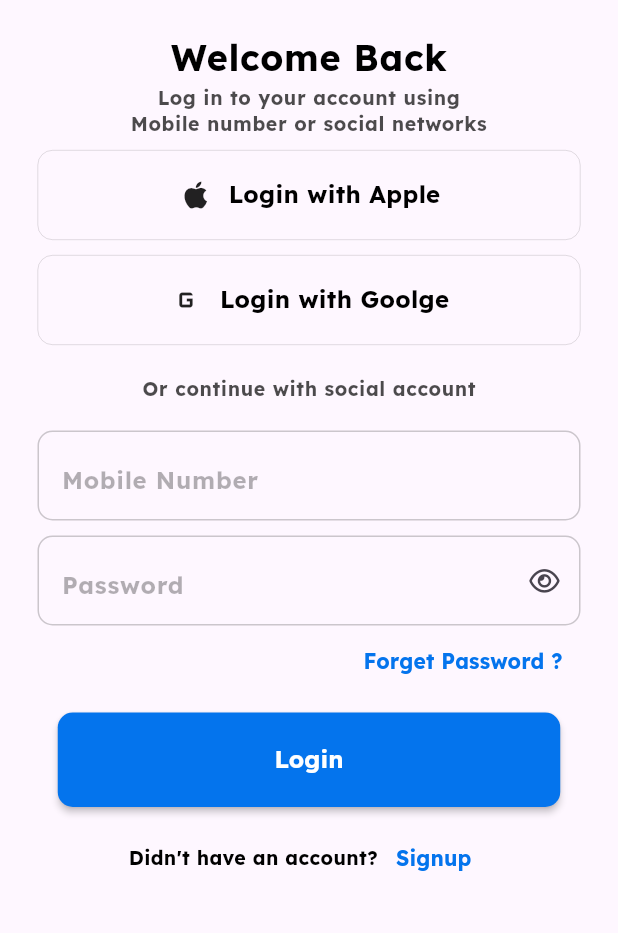
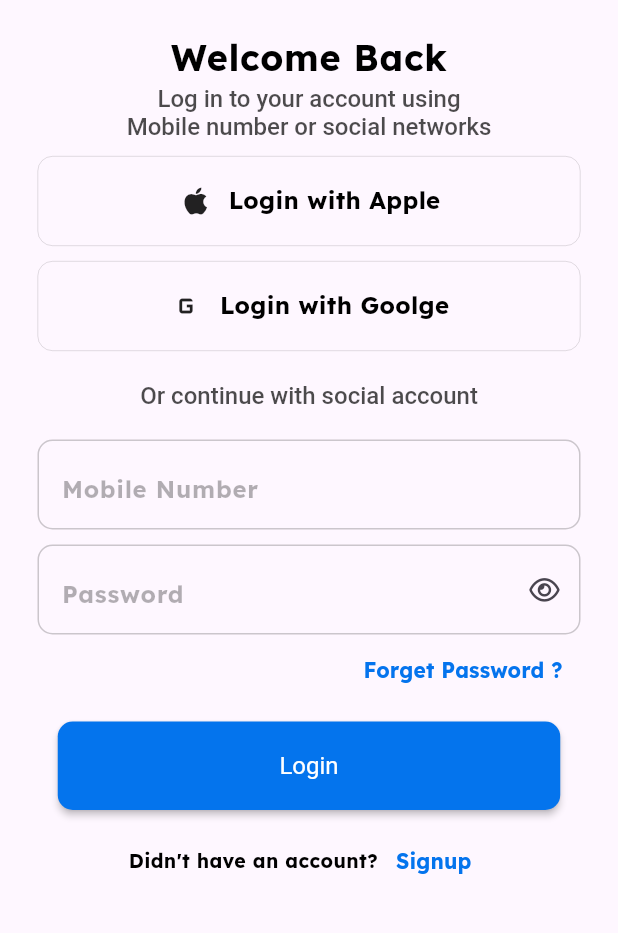
Before and after one commit to ghaith-churfi/Home-service-app, a Flutter app: the screen it shows after launch, after a tap on "Next", after a tap on "skip", on a phone screen of 412 x 824 dp, the part 150-1083 px from its top. Run offline on Flutter 3.47's test engine with Material 3 defaults, Android fonts, the phone set to English and light mode, and no system bars; our stand-ins replace another_flutter_splash_screen, dio, font_awesome_flutter, get, pin_code_fields.

Commit message:
Improve_Performance

```diff
--- a/lib/main.dart
+++ b/lib/main.dart
@@ -3,7 +3,7 @@ import 'package:get/get_navigation/src/root/get_material_app.dart';
 import 'package:home_service/view/splash_screen_view/splash_screen_view.dart';
 
 void main() {
-  runApp(MyApp());
+  runApp(const MyApp());
 }
 
 class MyApp extends StatelessWidget {
@@ -17,17 +17,20 @@ class MyApp extends StatelessWidget {
             textTheme: TextTheme(
                 labelMedium: TextStyle(
                     color: Colors.black.withOpacity(.3), fontSize: 16),
-                bodyMedium: TextStyle(
+                bodyMedium: const TextStyle(
                   color: Colors.black,
                   fontSize: 13,
                 ),
                 bodySmall: TextStyle(
-                    color: Colors.black.withOpacity(0.7), fontSize: 13),
-                bodyLarge: TextStyle(
+                    fontWeight: FontWeight.w500,
+                    color: Colors.black.withOpacity(0.7),
+                    fontSize: 16,
+                    inherit: false),
+                bodyLarge: const TextStyle(
                     color: Colors.black,
                     fontSize: 24,
                     fontWeight: FontWeight.w800))),
         debugShowCheckedModeBanner: false,
-        home: SplashScreenView());
+        home: const SplashScreenView());
   }
 }
--- a/lib/view/Widget/costum_Button.dart
+++ b/lib/view/Widget/costum_Button.dart
@@ -13,10 +13,11 @@ class CostumButton extends StatelessWidget {
         shape: RoundedRectangleBorder(borderRadius: BorderRadius.circular(10)),
         minWidth: 335,
         height: 56,
+        color: Color(hexColor('#0474ED')),
         child: Text(
           text,
-          style: const TextStyle(color: Colors.white, fontSize: 16),
-        ),
-        color: Color(hexColor('#0474ED')));
+          style: const TextStyle(
+              color: Colors.white, fontSize: 16, inherit: false),
+        ));
   }
 }
--- a/lib/view/Widget/costum_TextFieldnormal.dart
+++ b/lib/view/Widget/costum_TextFieldnormal.dart
@@ -5,7 +5,7 @@ class CostumTextfieldNormal extends StatelessWidget {
   final String labeltext;
   @override
   Widget build(BuildContext context) {
-    return Container(
+    return SizedBox(
       height: 60,
       child: TextField(
           decoration: InputDecoration(
@@ -22,8 +22,8 @@ class CostumTextfieldNormal extends StatelessWidget {
                   borderSide: BorderSide(color: Colors.black.withOpacity(.2))),
               focusedBorder: OutlineInputBorder(
                   borderRadius: BorderRadius.circular(10),
-                  borderSide: BorderSide(
-                      color: const Color.fromARGB(224, 0, 47, 255))))),
+                  borderSide: const BorderSide(
+                      color: Color.fromARGB(224, 0, 47, 255))))),
     );
   }
 }
--- a/lib/view/Widget/costum_login_with.dart
+++ b/lib/view/Widget/costum_login_with.dart
@@ -23,12 +23,12 @@ class CostumLoginWith extends StatelessWidget {
             mainAxisAlignment: MainAxisAlignment.center,
             children: [
               Icon(icon),
-              SizedBox(
+              const SizedBox(
                 width: 10,
               ),
               Text(
                 "Login with $browser",
-                style: TextStyle(fontSize: 16),
+                style: const TextStyle(fontSize: 16),
               )
             ],
           )),
--- a/lib/view/Widget/costum_on_boarding_bodypage.dart
+++ b/lib/view/Widget/costum_on_boarding_bodypage.dart
@@ -6,7 +6,7 @@ import 'package:home_service/view/constant.dart';
 import 'package:home_service/view/login_screen_view/login_screen_view.dart';
 
 class OnBoardingCotsumBodypage extends StatelessWidget {
-  OnBoardingCotsumBodypage(
+  const OnBoardingCotsumBodypage(
       {super.key,
       required this.title,
       required this.subtitle,
@@ -46,15 +46,15 @@ class OnBoardingCotsumBodypage extends StatelessWidget {
                         borderRadius: BorderRadius.circular(30)),
                     color: Colors.white.withOpacity(.67),
                     onPressed: () {
-                      Get.offAll(() => LoginScreenView(),
+                      Get.offAll(() => const LoginScreenView(),
                           transition: Transition.rightToLeft,
-                          duration: Duration(seconds: 1));
+                          duration: const Duration(seconds: 1));
                     },
                     child: Text(
                       skipButton!,
                       style: TextStyle(color: Color(hexColor('#0474ED'))),
                     )))
-            : Text(""),
+            : const Text(""),
         Positioned(
             bottom: 0,
             child: Container(
@@ -66,16 +66,16 @@ class OnBoardingCotsumBodypage extends StatelessWidget {
                 children: [
                   Text(
                     title,
-                    style: TextStyle(
+                    style: const TextStyle(
                       fontSize: 30,
                       fontWeight: FontWeight.bold,
                     ),
                   ),
                   Text(
                     subtitle,
-                    style: TextStyle(fontSize: 14),
+                    style: const TextStyle(fontSize: 14),
                   ),
-                  SizedBox(
+                  const SizedBox(
                     height: 12,
                   ),
                   CostumButton(text: textButton, onpressed: onPressed)
--- a/lib/view/Widget/costum_textField_password.dart
+++ b/lib/view/Widget/costum_textField_password.dart
@@ -16,7 +16,7 @@ class _CostumTextfieldPasswordState extends State<CostumTextfieldPassword> {
 
   @override
   Widget build(BuildContext context) {
-    return Container(
+    return SizedBox(
       height: 60,
       child: TextField(
           // cursorOpacityAnimates: true,
@@ -24,8 +24,8 @@ class _CostumTextfieldPasswordState extends State<CostumTextfieldPassword> {
           decoration: InputDecoration(
               suffixIcon: IconButton(
                 icon: hidePassword == true
-                    ? FaIcon(FontAwesomeIcons.eyeSlash)
-                    : FaIcon(FontAwesomeIcons.eye),
+                    ? const FaIcon(FontAwesomeIcons.eyeSlash)
+                    : const FaIcon(FontAwesomeIcons.eye),
                 onPressed: () {
                   hidePassword = !hidePassword;
                   setState(() {});
@@ -44,8 +44,8 @@ class _CostumTextfieldPasswordState extends State<CostumTextfieldPassword> {
                   borderSide: BorderSide(color: Colors.black.withOpacity(.2))),
               focusedBorder: OutlineInputBorder(
                   borderRadius: BorderRadius.circular(10),
-                  borderSide: BorderSide(
-                      color: const Color.fromARGB(224, 0, 47, 255))))),
+                  borderSide: const BorderSide(
+                      color: Color.fromARGB(224, 0, 47, 255))))),
     );
   }
 }
--- a/lib/view/constant.dart
+++ b/lib/view/constant.dart
@@ -1,7 +1,7 @@
 class Constant {}
 
 int hexColor(String color) {
-  String newColor = "0xff" + color;
+  String newColor = "0xff$color";
   newColor = newColor.replaceAll('#', '');
   return int.parse(newColor);
 }
--- a/lib/view/login_screen_view/login_screen_view.dart
+++ b/lib/view/login_screen_view/login_screen_view.dart
@@ -22,7 +22,7 @@ class LoginScreenView extends StatelessWidget {
             const SizedBox(
               height: 40,
             ),
-            Container(
+            SizedBox(
               width: 200,
               height: 60,
               child: Image.asset(
@@ -95,7 +95,7 @@ class LoginScreenView extends StatelessWidget {
                 const Text("Didn't have an account?"),
                 TextButton(
                     onPressed: () {
-                      Get.to(() => SignupScreenView(),
+                      Get.to(() => const SignupScreenView(),
                           transition: Transition.downToUp);
                       FocusScope.of(context).unfocus();
                     },
--- a/lib/view/on_boarding_view/on_boarding_view.dart
+++ b/lib/view/on_boarding_view/on_boarding_view.dart
@@ -7,11 +7,11 @@ import 'package:home_service/view/Widget/costum_on_boarding_bodypage.dart';
 // ignore: must_be_immutable
 class OnBoardingView extends StatelessWidget {
   OnBoardingView({super.key});
-  PageController _controller = PageController();
+  final PageController _controller = PageController();
   @override
   Widget build(BuildContext context) {
     return PageView(
-      physics: NeverScrollableScrollPhysics(),
+      physics: const NeverScrollableScrollPhysics(),
       controller: _controller,
       scrollDirection: Axis.horizontal,
       children: [
@@ -46,9 +46,9 @@ class OnBoardingView extends StatelessWidget {
             subtitle:
                 "Lorem ipsum dolor sit amet, consectetur\n adipiscing elit. Fringilla in sed risus sit.",
             onPressed: () {
-              Get.offAll(() => LoginScreenView(),
+              Get.offAll(() => const LoginScreenView(),
                   transition: Transition.rightToLeft,
-                  duration: Duration(seconds: 1));
+                  duration: const Duration(seconds: 1));
             },
             textButton: 'Get Started')
       ],
--- a/lib/view/signin_screen_view/signup_screen_view.dart
+++ b/lib/view/signin_screen_view/signup_screen_view.dart
@@ -21,7 +21,7 @@ class SignupScreenView extends StatelessWidget {
             const SizedBox(
               height: 40,
             ),
-            Container(
+            SizedBox(
               width: 200,
               height: 60,
               child: Image.asset(
@@ -70,7 +70,7 @@ class SignupScreenView extends StatelessWidget {
                 showDialog(
                     context: context,
                     builder: (BuildContext context) {
-                      return Dialog_verify();
+                      return const Dialog_verify();
                     });
               },
             ),
```
Also changed, not shown: lib/view/Widget/dialog_createdSuccessfully.dart (+6 -4 lines), lib/view/Widget/dialog_enterOpt.dart (+7 -6 lines), lib/view/Widget/dialog_verify.dart (+33 -12 lines).
